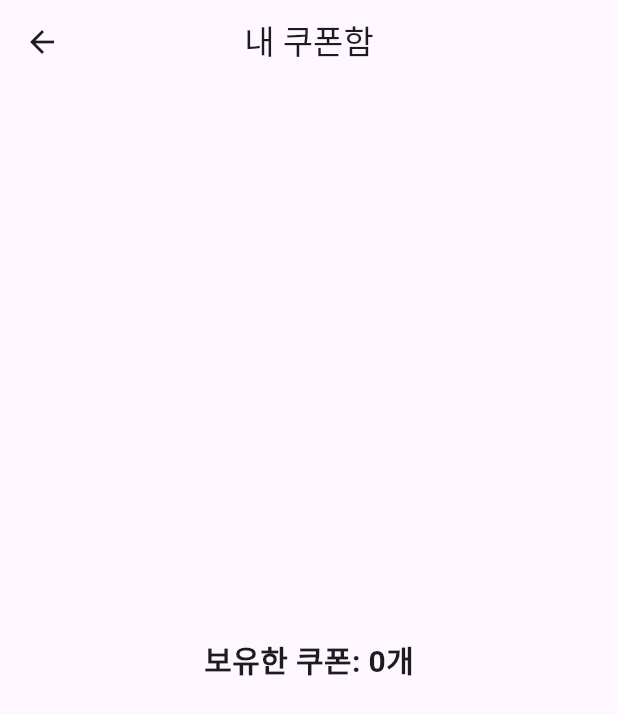
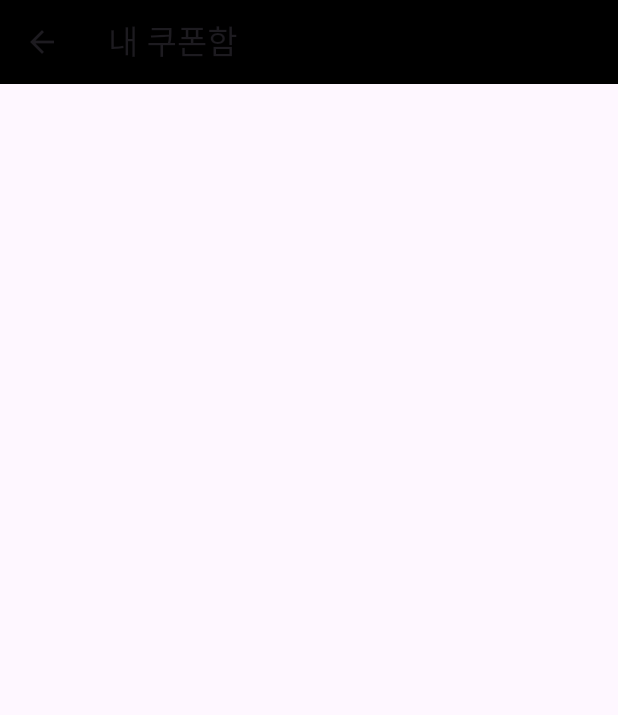
Before and after one commit to choimings/growing_tree, a Flutter app: the screen it shows after launch, after a tap on "내 쿠폰함", on a phone screen of 412 x 824 dp. Shown: the top 715 px of the screen. Run offline on Flutter 3.47's test engine with Material 3 defaults, Android fonts, the phone set to English and light mode, and no system bars.

Commit message:
coupon UI modify / coupon page synchronization

```diff
--- a/lib/coupon_page.dart
+++ b/lib/coupon_page.dart
@@ -1,22 +1,29 @@
 import 'package:flutter/material.dart';
 
 class CouponPage extends StatelessWidget {
-  final int couponCount;
+  final int couponCount; // 쿠폰 개수
+  final List<String> myCoupons; // 쿠폰 리스트
 
-  const CouponPage({Key? key, required this.couponCount}) : super(key: key);
+  const CouponPage({
+    Key? key,
+    required this.couponCount,
+    required this.myCoupons,
+  }) : super(key: key);
 
   @override
   Widget build(BuildContext context) {
     return Scaffold(
       appBar: AppBar(
-        title: const Text('내 쿠폰함'),
-        centerTitle: true,
+        title: Text("내 쿠폰함"),
+        backgroundColor: Colors.black,
       ),
-      body: Center(
-        child: Text(
-          "보유한 쿠폰: $couponCount개",
-          style: TextStyle(fontSize: 20, fontWeight: FontWeight.bold),
-        ),
+      body: ListView.builder(
+        itemCount: couponCount, // 저장된 쿠폰 개수
+        itemBuilder: (context, index) {
+          return ListTile(
+            title: Text(myCoupons[index]), // 쿠폰 이름 출력
+          );
+        },
       ),
     );
   }
```
Also changed, not shown: lib/tree_page.dart (+112 -31 lines).
